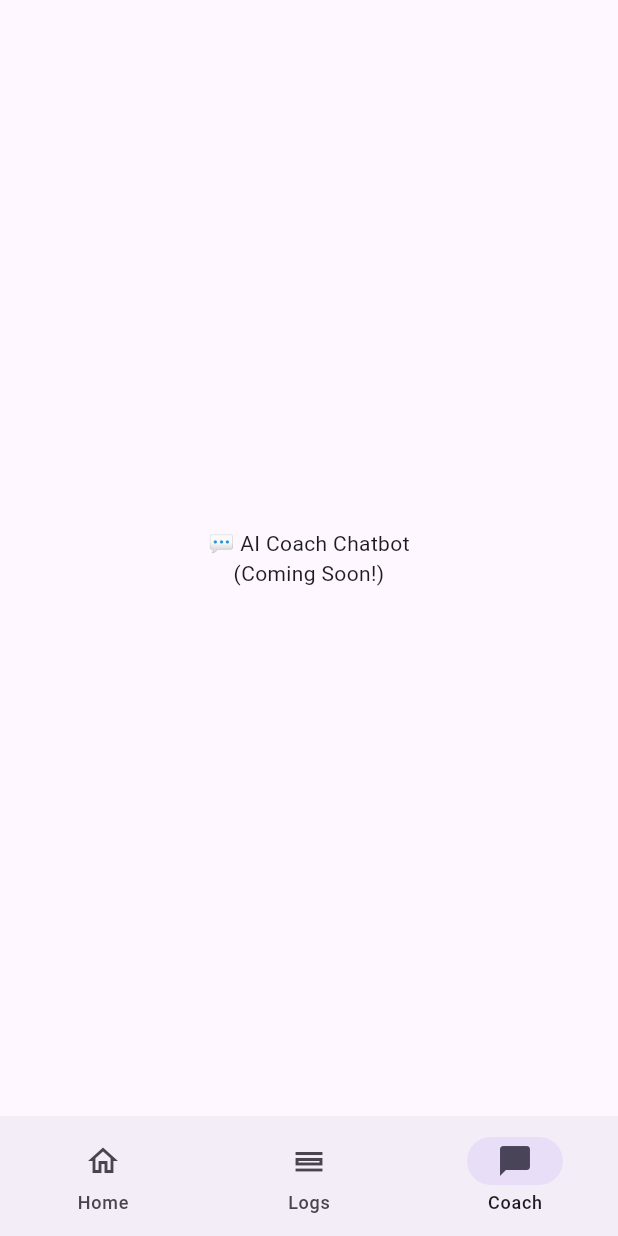
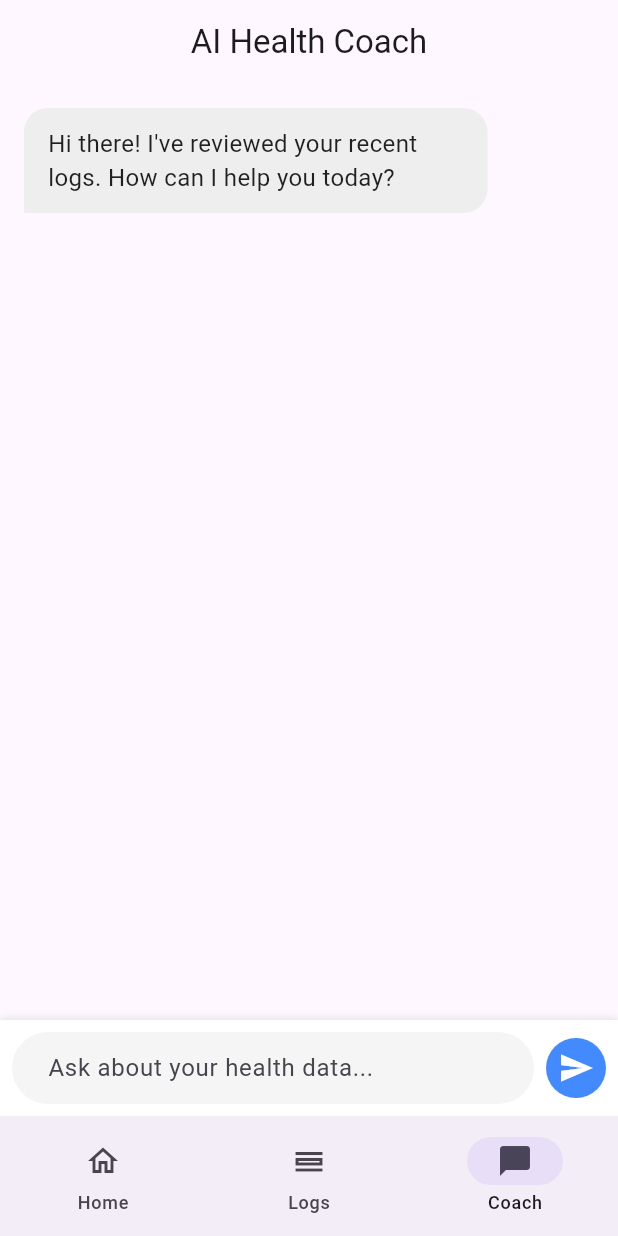
Before and after one commit to azizben345/HealthSync, a Flutter app: the screen it shows after launch, item 3 of the bottom bar chosen, on a phone screen of 412 x 824 dp. Run offline on Flutter 3.47's test engine with Material 3 defaults, Android fonts, the phone set to English and light mode, and no system bars; our stand-ins replace drift, fl_chart, flutter_dotenv, google_generative_ai, lottie; accounts and stored records are empty; generated files the repository leaves out were written again.

Commit message:
Add AI chat feature with DB and UI
Introduce an AI chat feature: adds ChatHistory table to the Drift schema (schemaVersion bumped to 2) and updates generated DB code (app_database.g.dart) with ChatHistory models and helpers. Implements AI session handling in AIService (startNewChatSession, sendChatMessage) and a ChatController to load/save messages, initialize sessions, and clear history. Adds ChatMessage model and ChatView UI, and wires the chat controller/view into navigation and main provider setup. Also includes minor history view/mock data tweaks and comments out an unused import in app.dart. Note: database migration/upgrade will be required due to schemaVersion change and app expects GEMINI_API_KEY in .env.

```diff
--- a/lib/app.dart
+++ b/lib/app.dart
@@ -1,5 +1,5 @@
 import 'package:flutter/material.dart';
-import 'features/tracker/view/input_view.dart';
+// import 'features/tracker/view/input_view.dart';
 import 'features/home/view/main_navigation.dart';
 
 class MyApp extends StatelessWidget {
--- a/lib/data/services/ai_service.dart
+++ b/lib/data/services/ai_service.dart
@@ -1,5 +1,6 @@
 import 'package:google_generative_ai/google_generative_ai.dart';
 import 'dart:convert';
+import 'package:google_generative_ai/google_generative_ai.dart' as drift;
 
 class AIService {
   final GenerativeModel _model;
@@ -40,4 +41,36 @@ class AIService {
       return {"state": "pending", "message": "I'm offline, retry later..."};
     }
   }
+
+  // NEW: A variable to hold the ongoing conversation memory
+  late drift.ChatSession _chatSession; // Assuming you are using google_generative_ai
+
+  // 1. Initialize the chat with the database history
+  Future<void> startNewChatSession(String systemContext, String apiKey) async {
+    // gemini-1.5-flash is the best model for fast, multi-turn chat
+    final model = GenerativeModel(
+      model: 'gemini-2.5-flash',
+      apiKey: apiKey,
+      // We feed it the SQLite data as a hidden system instruction so it knows the user!
+      systemInstruction: Content.system(
+        "You are HealthSync, an empathetic AI health coach. "
+        "Here is the user's recent health data: $systemContext\n"
+        "Keep your answers concise, supportive, and reference their data when appropriate."
+      ),
+    );
+
+    // This creates a blank chat history, ready for the user's first message
+    _chatSession = model.startChat();
+  }
+
+  // 2. Send a single message to the existing session
+  Future<String> sendChatMessage(String message) async {
+    try {
+      final response = await _chatSession.sendMessage(Content.text(message));
+      return response.text ?? "I'm having trouble thinking right now.";
+    } catch (e) {
+      print("Chat API Error: $e");
+      return "I seem to have lost my connection. Can we try again later?";
+    }
+  }
 }
--- /dev/null
+++ b/lib/features/chat/model/chat_message.dart
@@ -0,0 +1,11 @@
+class ChatMessage {
+  final String text;
+  final bool isUser;
+  final DateTime timestamp;
+
+  ChatMessage({
+    required this.text,
+    required this.isUser,
+    DateTime? timestamp,
+  }) : timestamp = timestamp ?? DateTime.now();
+}
--- /dev/null
+++ b/lib/features/chat/view/chat_view.dart
@@ -0,0 +1,176 @@
+import 'package:flutter/material.dart';
+import 'package:provider/provider.dart';
+import '../controller/chat_controller.dart';
+
+class ChatView extends StatefulWidget {
+  const ChatView({super.key});
+
+  @override
+  State<ChatView> createState() => _ChatViewState();
+}
+
+class _ChatViewState extends State<ChatView> {
+  final TextEditingController _textController = TextEditingController();
+  final ScrollController _scrollController = ScrollController();
+
+  @override
+  void initState() {
+    super.initState();
+    // Start the chat the moment this screen opens, but wait for the UI to build first!
+    WidgetsBinding.instance.addPostFrameCallback((_) {
+      context.read<ChatController>().initializeChat();
+    });
+  }
+
+  @override
+  void dispose() {
+    _textController.dispose();
+    _scrollController.dispose();
+    super.dispose();
+  }
+
+  // Helper to automatically scroll to the bottom when a new message appears
+  void _scrollToBottom() {
+    if (_scrollController.hasClients) {
+      _scrollController.animateTo(
+        _scrollController.position.maxScrollExtent + 300, // Scroll all the way down
+        duration: const Duration(milliseconds: 300),
+        curve: Curves.easeOut,
+      );
+    }
+  }
+
+  @override
+  Widget build(BuildContext context) {
+    final chatCtrl = context.watch<ChatController>();
+
+    // everytime the messages list changes, trigger 'scroll to the bottom'
+    WidgetsBinding.instance.addPostFrameCallback((_) => _scrollToBottom());
+
+    return Scaffold(
+      appBar: AppBar(
+        title: const Text('AI Health Coach'),
+        centerTitle: true,
+      ),
+      // prevents the keyboard from covering UI
+      resizeToAvoidBottomInset: true,
+      body: Column(
+        children: [
+          // 1. The Scrollable Chat History
+          Expanded(
+            child: ListView.builder(
+              controller: _scrollController,
+              padding: const EdgeInsets.all(16.0),
+              itemCount: chatCtrl.messages.length,
+              itemBuilder: (context, index) {
+                final msg = chatCtrl.messages[index];
+                return _buildChatBubble(msg.text, msg.isUser);
+              },
+            ),
+          ),
+
+          // "Thinking" Indicator
+          if (chatCtrl.isLoading)
+            const Padding(
+              padding: EdgeInsets.symmetric(vertical: 8.0),
+              child: CircularProgressIndicator(),
+            ),
+
+          // 3. The Text Input Row
+          _buildMessageInput(chatCtrl),
+        ],
+      ),
+    );
+  }
+
+  // --- UI Helpers ---
+
+  Widget _buildChatBubble(String text, bool isUser) {
+    return Align(
+      // Move user messages to the right, AI messages to the left
+      alignment: isUser ? Alignment.centerRight : Alignment.centerLeft,
+      child: Container(
+        margin: const EdgeInsets.only(bottom: 12.0),
+        padding: const EdgeInsets.symmetric(horizontal: 16.0, vertical: 12.0),
+        decoration: BoxDecoration(
+          color: isUser ? Colors.blueAccent : Colors.grey.shade200,
+          borderRadius: BorderRadius.only(
+            topLeft: const Radius.circular(16),
+            topRight: const Radius.circular(16),
+            // Make the bottom corners flat depending on who is speaking
+            bottomLeft: Radius.circular(isUser ? 16 : 0),
+            bottomRight: Radius.circular(isUser ? 0 : 16),
+          ),
+        ),
+        // Prevent the bubble from stretching across the entire screen
+        constraints: BoxConstraints(
+          maxWidth: MediaQuery.of(context).size.width * 0.75,
+        ),
+        child: Text(
+          text,
+          style: TextStyle(
+            color: isUser ? Colors.white : Colors.black87,
+            fontSize: 16,
+          ),
+        ),
+      ),
+    );
+  }
+
+  Widget _buildMessageInput(ChatController chatCtrl) {
+    return Container(
+      padding: const EdgeInsets.symmetric(horizontal: 8.0, vertical: 8.0),
+      decoration: BoxDecoration(
+        color: Colors.white,
+        boxShadow: [
+          BoxShadow(color: Colors.grey.shade300, blurRadius: 4, offset: const Offset(0, -1)),
+        ],
+      ),
+      // SafeArea prevents the text box from hiding under the iPhone Home Bar
+      child: SafeArea(
+        child: Row(
+          children: [
+            Expanded(
+              child: TextField(
+                controller: _textController,
+                decoration: InputDecoration(
+                  hintText: "Ask about your health data...",
+                  border: OutlineInputBorder(
+                    borderRadius: BorderRadius.circular(24.0),
+                    borderSide: BorderSide.none,
+                  ),
+                  filled: true,
+                  fillColor: Colors.grey.shade100,
+                  contentPadding: const EdgeInsets.symmetric(horizontal: 20.0, vertical: 10.0),
+                ),
+                // Allow the user to hit "Enter" on their keyboard to send
+                onSubmitted: (text) {
+                  if (text.isNotEmpty && !chatCtrl.isLoading) {
+                    chatCtrl.sendMessage(text);
+                    _textController.clear();
+                  }
+                },
+              ),
+            ),
+            const SizedBox(width: 8),
+            // The Send Button
+            CircleAvatar(
+              backgroundColor: chatCtrl.isLoading ? Colors.grey : Colors.blueAccent,
+              child: IconButton(
+                icon: const Icon(Icons.send, color: Colors.white),
+                onPressed: chatCtrl.isLoading
+                    ? null
+                    : () {
+                        if (_textController.text.isNotEmpty) {
+                          chatCtrl.sendMessage(_textController.text);
+                          _textController.clear();
+                        }
+                      },
+              ),
+            ),
+          ],
+        ),
+      ),
+    );
+  }
+}
--- a/lib/features/home/view/main_navigation.dart
+++ b/lib/features/home/view/main_navigation.dart
@@ -1,4 +1,5 @@
 import 'package:flutter/material.dart';
+import 'package:healthsync_demo_v01_00/features/chat/view/chat_view.dart';
 import 'package:provider/provider.dart';
 import 'package:healthsync_demo_v01_00/features/history/controller/history_controller.dart';
 import '../../tracker/view/input_view.dart';
@@ -18,12 +19,13 @@ class _MainNavigationState extends State<MainNavigation> {
   // No functions are allowed in this list!
   final List<Widget> _screens = [
     const InputView(),     // left tab (Index 0)
-    const HistoryView(),   // middle tab (Index 1) - Replaced the function with the Widget
-    const Scaffold(        // right tab (Index 2)
-      body: Center(
-        child: Text("💬 AI Coach Chatbot\n(Coming Soon!)", textAlign: TextAlign.center),
-      ),
-    ),
+    const HistoryView(),   // middle tab (Index 1)
+    const ChatView(),      // right tab (Index 2)
+    // const Scaffold(        // right tab (Index 2) - placeholder view
+    //   body: Center(
+    //     child: Text("💬 AI Coach Chatbot\n(Coming Soon!)", textAlign: TextAlign.center),
+    //   ),
+    // ),
   ];
 
   @override
```
Also changed, not shown: lib/data/database/app_database.dart (+16 -4 lines), lib/features/chat/controller/chat_controller.dart (added, +117 -0 lines), lib/features/history/controller/history_controller.dart (+7 -1 lines), lib/features/history/view/history_view.dart (+6 -6 lines), lib/main.dart (+7 -2 lines), lib/data/database/app_database.g.dart, lib/features/chatbot/empty.txt (deleted).
